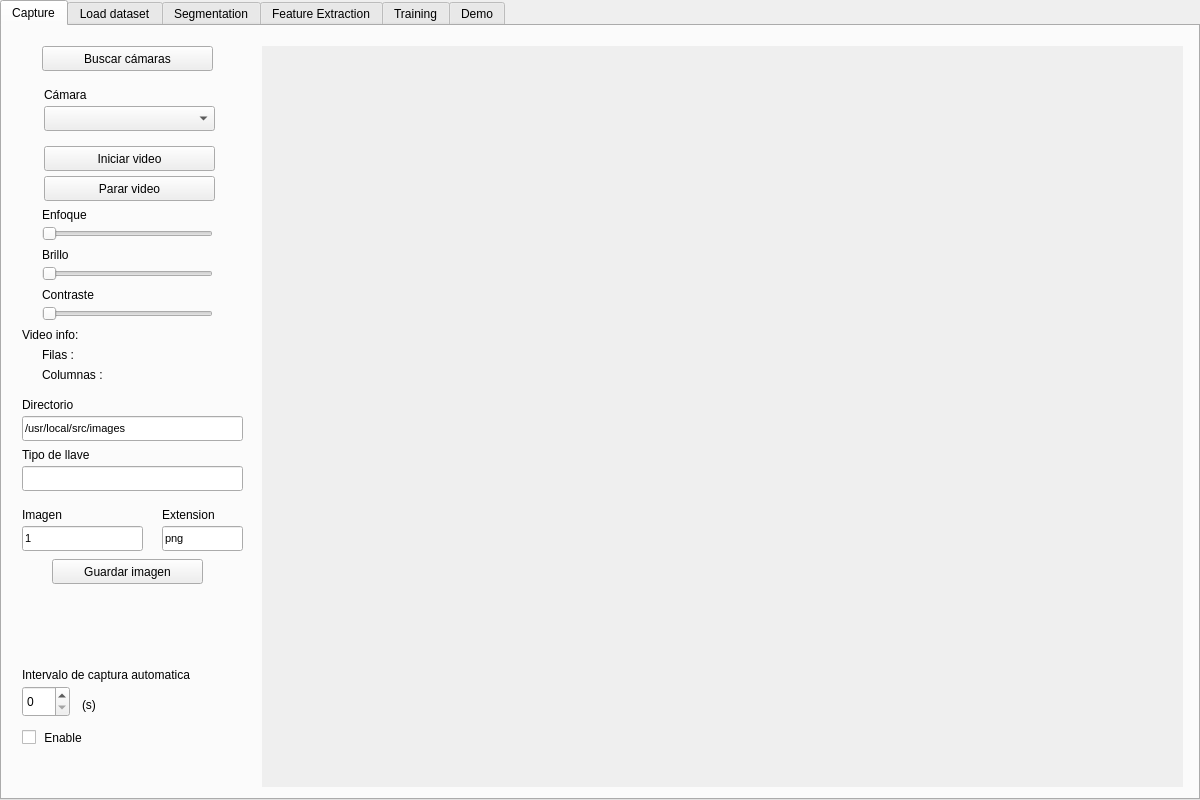
vLabayen/giltzacls, file classification/mainwindow.ui: the form before one commit.
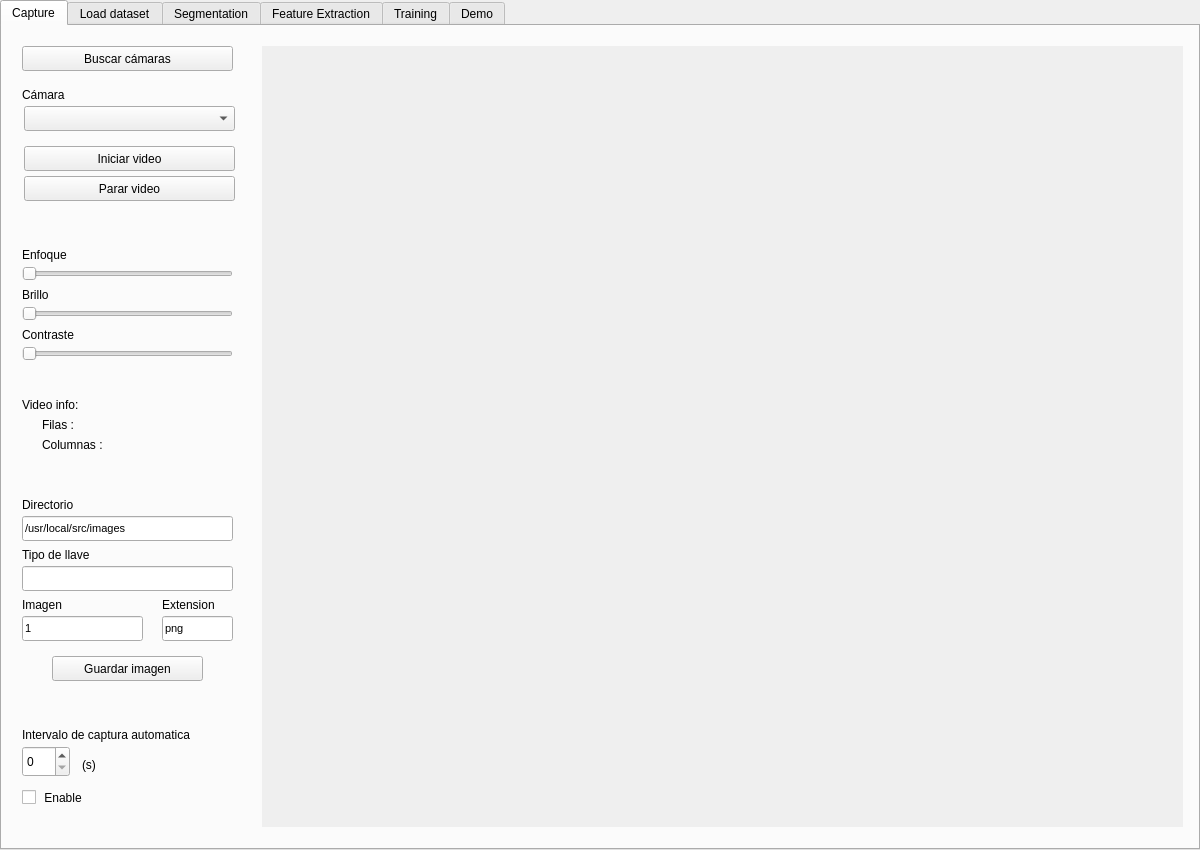
The form after the commit. The open tabs and pages were chosen to show the change.

Commit message: añadido cnn

```diff
--- a/classification/mainwindow.ui
+++ b/classification/mainwindow.ui
@@ -7,7 +7,7 @@
     <x>0</x>
     <y>0</y>
     <width>1200</width>
-    <height>800</height>
+    <height>850</height>
    </rect>
   </property>
   <property name="windowTitle">
@@ -20,7 +20,7 @@
       <x>0</x>
       <y>0</y>
       <width>1200</width>
-      <height>800</height>
+      <height>850</height>
      </rect>
     </property>
     <property name="currentIndex">
@@ -34,7 +34,7 @@
       <property name="geometry">
        <rect>
         <x>20</x>
-        <y>300</y>
+        <y>370</y>
         <width>81</width>
         <height>17</height>
        </rect>
@@ -46,9 +46,9 @@
      <widget class="QPushButton" name="capture_startVideo_pushButton">
       <property name="geometry">
        <rect>
-        <x>42</x>
+        <x>22</x>
         <y>120</y>
-        <width>171</width>
+        <width>211</width>
         <height>25</height>
        </rect>
       </property>
@@ -60,7 +60,7 @@
       <property name="geometry">
        <rect>
         <x>50</x>
-        <y>533</y>
+        <y>630</y>
         <width>151</width>
         <height>25</height>
        </rect>
@@ -73,7 +73,7 @@
       <property name="geometry">
        <rect>
         <x>30</x>
-        <y>570</y>
+        <y>660</y>
         <width>191</width>
         <height>17</height>
        </rect>
@@ -96,8 +96,8 @@
       <property name="geometry">
        <rect>
         <x>20</x>
-        <y>390</y>
-        <width>221</width>
+        <y>490</y>
+        <width>211</width>
         <height>25</height>
        </rect>
       </property>
@@ -114,7 +114,7 @@
       <property name="geometry">
        <rect>
         <x>20</x>
-        <y>640</y>
+        <y>700</y>
         <width>221</width>
         <height>17</height>
        </rect>
@@ -127,7 +127,7 @@
       <property name="geometry">
        <rect>
         <x>20</x>
-        <y>660</y>
+        <y>720</y>
         <width>48</width>
         <height>31</height>
        </rect>
@@ -136,9 +136,9 @@
      <widget class="QPushButton" name="capture_stopVideo_pushButton">
       <property name="geometry">
        <rect>
-        <x>42</x>
+        <x>22</x>
         <y>150</y>
-        <width>171</width>
+        <width>211</width>
         <height>25</height>
        </rect>
       </property>
@@ -149,9 +149,9 @@
      <widget class="QComboBox" name="capture_cameraDropdown_comboBox">
       <property name="geometry">
        <rect>
-        <x>42</x>
+        <x>22</x>
         <y>80</y>
-        <width>171</width>
+        <width>211</width>
         <height>25</height>
        </rect>
       </property>
@@ -160,8 +160,8 @@
       <property name="geometry">
        <rect>
         <x>160</x>
-        <y>500</y>
-        <width>81</width>
+        <y>590</y>
+        <width>71</width>
         <height>25</height>
        </rect>
       </property>
@@ -178,7 +178,7 @@
       <property name="geometry">
        <rect>
         <x>80</x>
-        <y>670</y>
+        <y>730</y>
         <width>67</width>
         <height>17</height>
        </rect>
@@ -191,7 +191,7 @@
       <property name="geometry">
        <rect>
         <x>160</x>
-        <y>480</y>
+        <y>570</y>
         <width>71</width>
         <height>17</height>
        </rect>
@@ -204,7 +204,7 @@
       <property name="geometry">
        <rect>
         <x>20</x>
-        <y>700</y>
+        <y>760</y>
         <width>92</width>
         <height>23</height>
        </rect>
@@ -217,7 +217,7 @@
       <property name="geometry">
        <rect>
         <x>20</x>
-        <y>730</y>
+        <y>790</y>
         <width>211</width>
         <height>17</height>
        </rect>
@@ -232,7 +232,7 @@
      <widget class="QLabel" name="capture_cameraLabel">
       <property name="geometry">
        <rect>
-        <x>42</x>
+        <x>20</x>
         <y>60</y>
         <width>67</width>
         <height>17</height>
@@ -246,7 +246,7 @@
       <property name="geometry">
        <rect>
         <x>40</x>
-        <y>340</y>
+        <y>410</y>
         <width>161</width>
         <height>17</height>
        </rect>
@@ -259,7 +259,7 @@
       <property name="geometry">
        <rect>
         <x>40</x>
-        <y>320</y>
+        <y>390</y>
         <width>161</width>
         <height>17</height>
        </rect>
@@ -272,8 +272,8 @@
       <property name="geometry">
        <rect>
         <x>20</x>
-        <y>440</y>
-        <width>221</width>
+        <y>540</y>
+        <width>211</width>
         <height>25</height>
        </rect>
       </property>
@@ -282,7 +282,7 @@
       <property name="geometry">
        <rect>
         <x>20</x>
-        <y>500</y>
+        <y>590</y>
         <width>121</width>
         <height>25</height>
        </rect>
@@ -300,7 +300,7 @@
       <property name="geometry">
        <rect>
         <x>20</x>
-        <y>370</y>
+        <y>470</y>
         <width>71</width>
         <height>17</height>
        </rect>
@@ -313,7 +313,7 @@
       <property name="geometry">
        <rect>
         <x>20</x>
-        <y>480</y>
+        <y>570</y>
         <width>71</width>
         <height>17</height>
        </rect>
@@ -326,7 +326,7 @@
       <property name="geometry">
        <rect>
         <x>20</x>
-        <y>420</y>
+        <y>520</y>
         <width>101</width>
         <height>17</height>
        </rect>
@@ -341,7 +341,7 @@
         <x>260</x>
         <y>20</y>
         <width>921</width>
-        <height>741</height>
+        <height>781</height>
        </rect>
       </property>
       <property name="autoFillBackground">
@@ -357,9 +357,9 @@
      <widget class="QPushButton" name="capture_searchCameras_pushButton">
       <property name="geometry">
        <rect>
-        <x>40</x>
+        <x>20</x>
         <y>20</y>
-        <width>171</width>
+        <width>211</width>
         <height>25</height>
        </rect>
       </property>
@@ -370,8 +370,8 @@
      <widget class="QLabel" name="capture_cameraError_label">
       <property name="geometry">
        <rect>
-        <x>32</x>
-        <y>210</y>
+        <x>30</x>
+        <y>190</y>
         <width>191</width>
         <height>17</height>
        </rect>
@@ -393,9 +393,9 @@
      <widget class="QSlider" name="capture_focus">
       <property name="geometry">
        <rect>
-        <x>40</x>
-        <y>200</y>
-        <width>171</width>
+        <x>20</x>
+        <y>240</y>
+        <width>211</width>
         <height>16</height>
        </rect>
       </property>
@@ -415,21 +415,21 @@
      <widget class="QLabel" name="capture_cameraLabel_2">
       <property name="geometry">
        <rect>
-        <x>40</x>
-        <y>180</y>
-        <width>67</width>
-        <height>17</height>
-       </rect>
-      </property>
-      <property name="text">
-       <string>Enfoque</string>
-      </property>
-     </widget>
-     <widget class="QLabel" name="capture_cameraLabel_5">
-      <property name="geometry">
-       <rect>
-        <x>40</x>
+        <x>20</x>
         <y>220</y>
+        <width>67</width>
+        <height>17</height>
+       </rect>
+      </property>
+      <property name="text">
+       <string>Enfoque</string>
+      </property>
+     </widget>
+     <widget class="QLabel" name="capture_cameraLabel_5">
+      <property name="geometry">
+       <rect>
+        <x>20</x>
+        <y>260</y>
         <width>91</width>
         <height>17</height>
        </rect>
@@ -441,9 +441,9 @@
      <widget class="QSlider" name="capture_brightness">
       <property name="geometry">
        <rect>
-        <x>40</x>
-        <y>240</y>
-        <width>171</width>
+        <x>20</x>
+        <y>280</y>
+        <width>211</width>
         <height>16</height>
        </rect>
       </property>
@@ -463,8 +463,8 @@
      <widget class="QLabel" name="capture_cameraLabel_7">
       <property name="geometry">
        <rect>
-        <x>40</x>
-        <y>260</y>
+        <x>20</x>
+        <y>300</y>
         <width>91</width>
         <height>17</height>
        </rect>
@@ -476,9 +476,9 @@
      <widget class="QSlider" name="capture_contrast">
       <property name="geometry">
        <rect>
-        <x>40</x>
-        <y>280</y>
-        <width>171</width>
+        <x>20</x>
+        <y>320</y>
+        <width>211</width>
         <height>16</height>
        </rect>
       </property>
```
Left out of the diff: 29 changed lines with no effect on the pictures. The commit also changes 2 other files.
